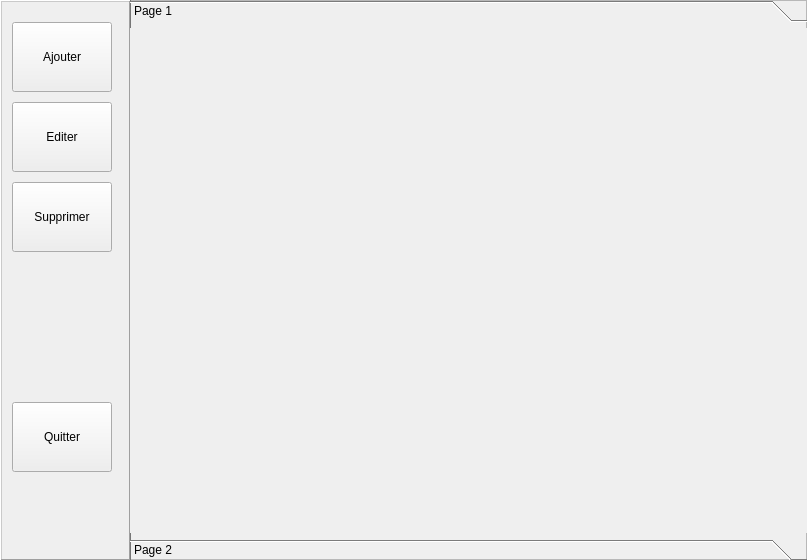
Qt form ui/frameAdmin.ui (KaneRoot/ihmsem6a) before a commit.
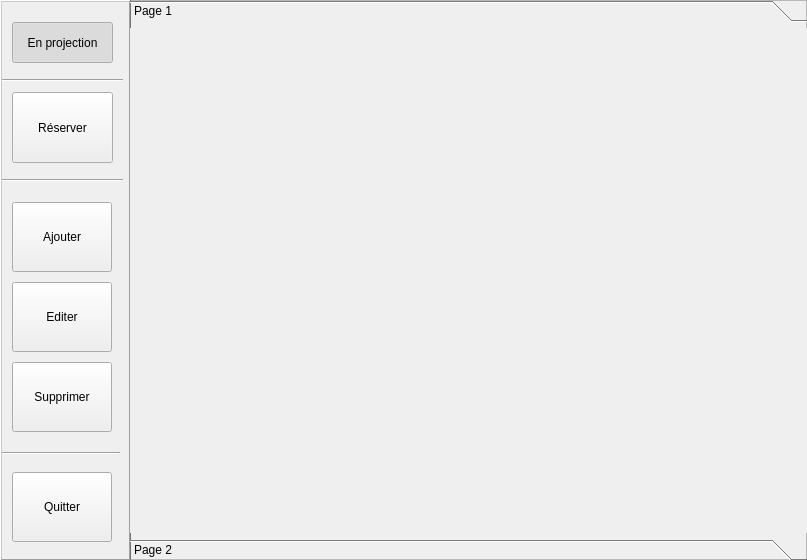
The same form after that commit.

The edit to the form file:
```diff
--- a/ui/frameAdmin.ui
+++ b/ui/frameAdmin.ui
@@ -50,7 +50,7 @@
      <property name="geometry">
       <rect>
        <x>10</x>
-       <y>20</y>
+       <y>200</y>
        <width>100</width>
        <height>70</height>
       </rect>
@@ -63,7 +63,7 @@
      <property name="geometry">
       <rect>
        <x>10</x>
-       <y>180</y>
+       <y>360</y>
        <width>100</width>
        <height>70</height>
       </rect>
@@ -76,7 +76,7 @@
      <property name="geometry">
       <rect>
        <x>10</x>
-       <y>100</y>
+       <y>280</y>
        <width>100</width>
        <height>70</height>
       </rect>
@@ -89,7 +89,7 @@
      <property name="geometry">
       <rect>
        <x>10</x>
-       <y>400</y>
+       <y>470</y>
        <width>100</width>
        <height>70</height>
       </rect>
@@ -98,6 +98,77 @@
       <string>Quitter</string>
      </property>
     </widget>
+    <widget class="QPushButton" name="btn_projection">
+     <property name="geometry">
+      <rect>
+       <x>10</x>
+       <y>20</y>
+       <width>101</width>
+       <height>41</height>
+      </rect>
+     </property>
+     <property name="text">
+      <string>En projection</string>
+     </property>
+     <property name="checkable">
+      <bool>true</bool>
+     </property>
+     <property name="checked">
+      <bool>true</bool>
+     </property>
+    </widget>
+    <widget class="QPushButton" name="btn_reserver">
+     <property name="geometry">
+      <rect>
+       <x>10</x>
+       <y>90</y>
+       <width>101</width>
+       <height>71</height>
+      </rect>
+     </property>
+     <property name="text">
+      <string>Réserver</string>
+     </property>
+    </widget>
+    <widget class="Line" name="line">
+     <property name="geometry">
+      <rect>
+       <x>0</x>
+       <y>450</y>
+       <width>118</width>
+       <height>3</height>
+      </rect>
+     </property>
+     <property name="orientation">
+      <enum>Qt::Horizontal</enum>
+     </property>
+    </widget>
+    <widget class="Line" name="line_2">
+     <property name="geometry">
+      <rect>
+       <x>0</x>
+       <y>170</y>
+       <width>121</width>
+       <height>16</height>
+      </rect>
+     </property>
+     <property name="orientation">
+      <enum>Qt::Horizontal</enum>
+     </property>
+    </widget>
+    <widget class="Line" name="line_3">
+     <property name="geometry">
+      <rect>
+       <x>0</x>
+       <y>70</y>
+       <width>121</width>
+       <height>16</height>
+      </rect>
+     </property>
+     <property name="orientation">
+      <enum>Qt::Horizontal</enum>
+     </property>
+    </widget>
    </widget>
   </widget>
   <widget class="QToolBox" name="toolBox">
```
Left out of the diff: 8 changed lines with no effect on the pictures.
